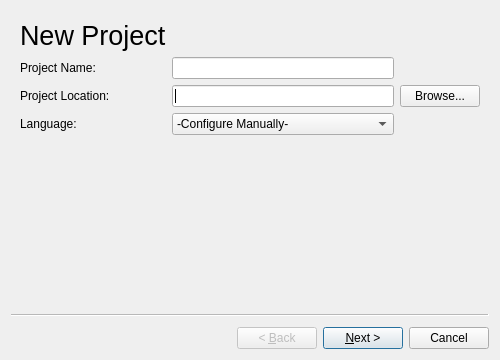
sophies92/sosText, file src/ui/newProjectWindow/newProjectWindow.ui: the form before one commit.
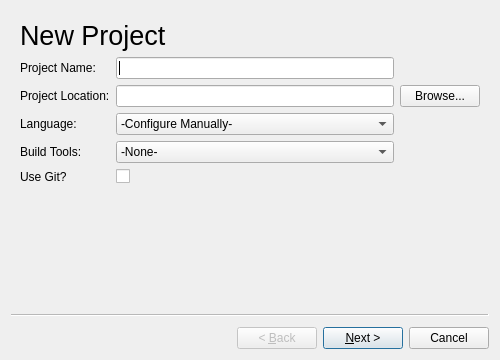
The form after the commit.

What changed in the file:
```diff
--- a/src/ui/newProjectWindow/newProjectWindow.ui
+++ b/src/ui/newProjectWindow/newProjectWindow.ui
@@ -13,26 +13,39 @@
   <property name="windowTitle">
    <string>Wizard</string>
   </property>
+  <property name="wizardStyle">
+   <enum>QWizard::ClassicStyle</enum>
+  </property>
   <widget class="QWizardPage" name="wizardPage1">
+   <layout class="QVBoxLayout" name="verticalLayout">
+    <item>
+     <widget class="QLabel" name="title">
+      <property name="font">
+       <font>
+        <pointsize>20</pointsize>
+       </font>
+      </property>
+      <property name="text">
+       <string>New Project</string>
+      </property>
+      <property name="margin">
+       <number>5</number>
+      </property>
+     </widget>
+    </item>
+    <item>
    <layout class="QGridLayout" name="gridLayout">
-    <item row="2" column="1">
-     <widget class="QLineEdit" name="lineEdit_2"/>
-    </item>
-    <item row="2" column="2">
-     <widget class="QPushButton" name="browseButton">
-      <property name="text">
-       <string>Browse...</string>
-      </property>
-     </widget>
-    </item>
-    <item row="1" column="0">
+      <item row="0" column="0">
      <widget class="QLabel" name="label">
       <property name="text">
        <string>Project Name:</string>
       </property>
      </widget>
     </item>
-    <item row="2" column="0">
+      <item row="0" column="1">
+       <widget class="QLineEdit" name="lineEdit"/>
+      </item>
+      <item row="1" column="0">
      <widget class="QLabel" name="label_2">
       <property name="text">
        <string>Project Location:</string>
@@ -40,28 +53,23 @@
      </widget>
     </item>
     <item row="1" column="1">
-     <widget class="QLineEdit" name="lineEdit"/>
-    </item>
-    <item row="0" column="0">
-     <widget class="QLabel" name="label_3">
-      <property name="font">
-       <font>
-        <pointsize>20</pointsize>
-       </font>
-      </property>
+       <widget class="QLineEdit" name="lineEdit_2"/>
+      </item>
+      <item row="1" column="2">
+       <widget class="QPushButton" name="browseButton">
       <property name="text">
-       <string>New Project</string>
+         <string>Browse...</string>
       </property>
      </widget>
     </item>
-    <item row="3" column="0">
+      <item row="2" column="0">
      <widget class="QLabel" name="label_4">
       <property name="text">
        <string>Language:</string>
       </property>
      </widget>
     </item>
-    <item row="3" column="1">
+      <item row="2" column="1">
      <widget class="QComboBox" name="comboBox">
       <item>
        <property name="text">
@@ -89,6 +97,38 @@
        </property>
       </item>
      </widget>
+      </item>
+      <item row="3" column="0">
+       <widget class="QLabel" name="label_5">
+        <property name="text">
+         <string>Build Tools:</string>
+        </property>
+       </widget>
+      </item>
+      <item row="3" column="1">
+       <widget class="QComboBox" name="comboBox_2">
+        <item>
+         <property name="text">
+          <string>-None-</string>
+         </property>
+        </item>
+       </widget>
+      </item>
+      <item row="4" column="0">
+       <widget class="QLabel" name="label_6">
+        <property name="text">
+         <string>Use Git?</string>
+        </property>
+       </widget>
+      </item>
+      <item row="4" column="1">
+       <widget class="QCheckBox" name="checkBox">
+        <property name="text">
+         <string/>
+        </property>
+       </widget>
+      </item>
+     </layout>
     </item>
    </layout>
   </widget>
```
Lines whose indentation alone changed are shown as unchanged.
